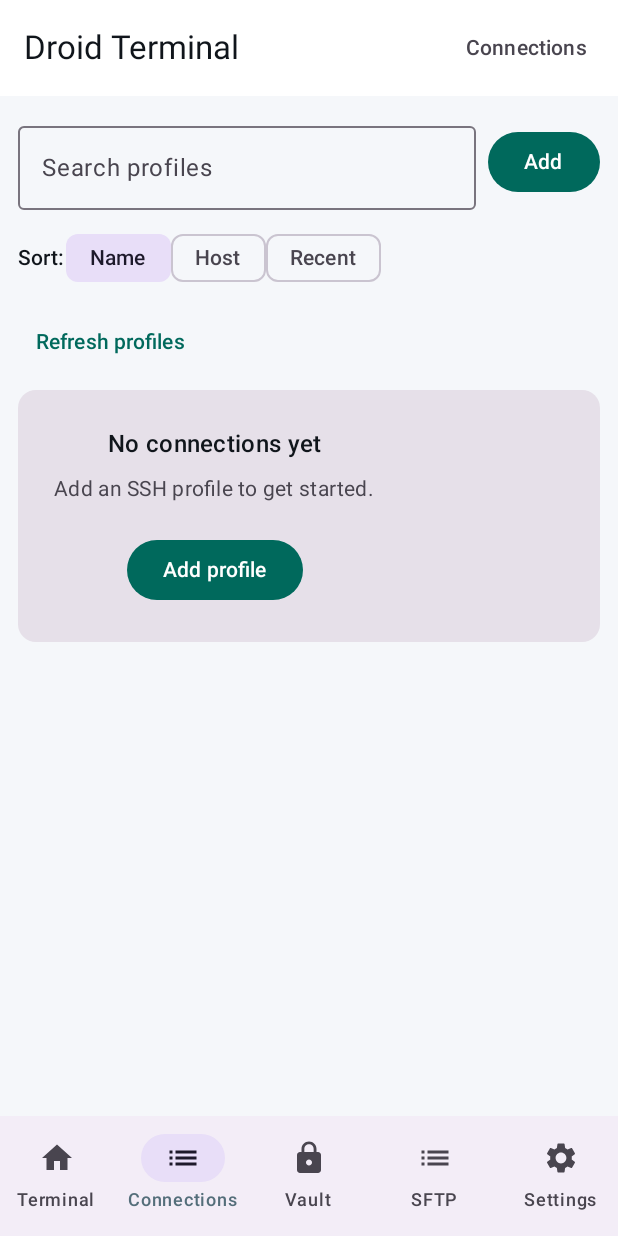
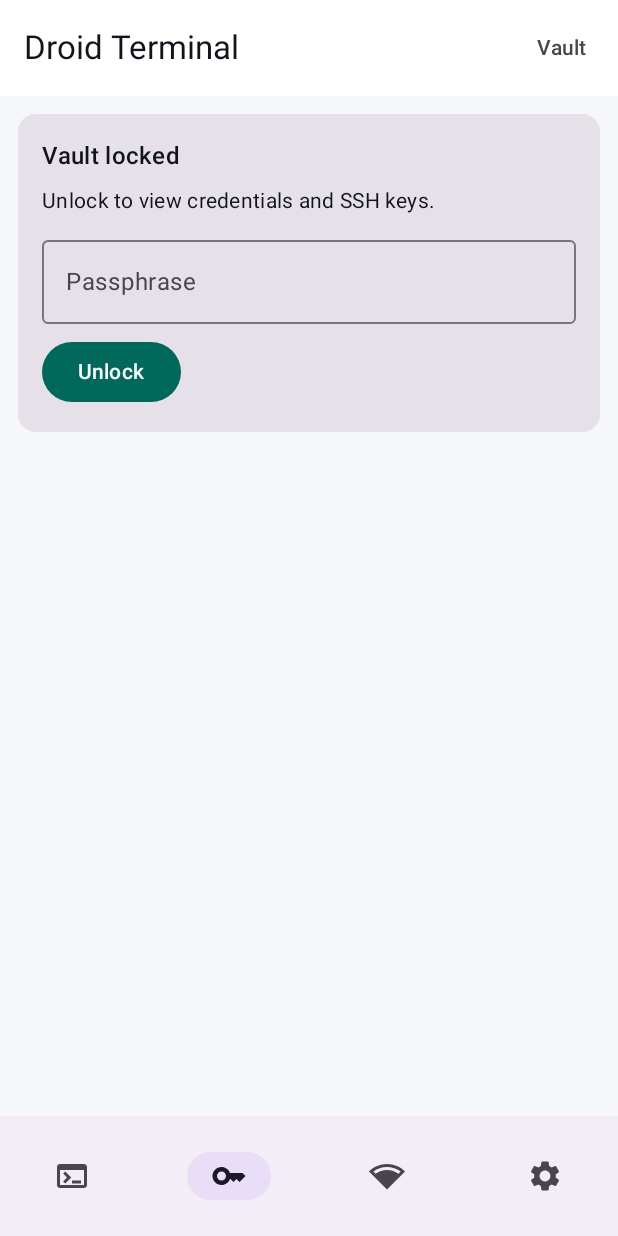
Before and after one commit to RatioJuris/DroidTerminal, an Android app built with Jetpack Compose: the screen it shows after launch (MainActivity), item 2 of the bottom bar chosen, on a phone screen of 412 x 824 dp. Run offline under Robolectric (Android 15) with nearby library versions, the phone set to English and light mode, and no system bars; libraries missing offline, so code that uses them is left out: com.jcraft.jsch.

Commit message:
ux workspace

```diff
--- a/app/build.gradle.kts
+++ b/app/build.gradle.kts
@@ -73,6 +73,7 @@ dependencies {
     implementation(libs.androidx.compose.ui.tooling.preview)
     implementation(libs.androidx.compose.material3)
     implementation(libs.androidx.compose.icons.core)
+    implementation(libs.androidx.compose.icons.extended)
     implementation(libs.androidx.core.ktx)
     implementation(libs.androidx.activity.compose)
     implementation(libs.androidx.lifecycle.runtime.ktx)
--- a/app/src/main/kotlin/com/ratiojuris/droidterminal/ui/DroidTerminalApp.kt
+++ b/app/src/main/kotlin/com/ratiojuris/droidterminal/ui/DroidTerminalApp.kt
@@ -11,10 +11,10 @@ import androidx.activity.compose.BackHandler
 import androidx.compose.foundation.layout.fillMaxSize
 import androidx.compose.foundation.layout.padding
 import androidx.compose.material.icons.Icons
-import androidx.compose.material.icons.automirrored.filled.List
-import androidx.compose.material.icons.filled.Home
-import androidx.compose.material.icons.filled.Lock
+import androidx.compose.material.icons.filled.Key
+import androidx.compose.material.icons.filled.NetworkWifi
 import androidx.compose.material.icons.filled.Settings
+import androidx.compose.material.icons.filled.Terminal
 import androidx.compose.material3.ExperimentalMaterial3Api
 import androidx.compose.material3.Icon
 import androidx.compose.material3.MaterialTheme
@@ -38,7 +38,6 @@ import com.ratiojuris.droidterminal.auth.BiometricAuth
 import com.ratiojuris.droidterminal.core.BuildInfo
 import com.ratiojuris.droidterminal.di.AppContainer
 import com.ratiojuris.droidterminal.settings.AppSettings
-import com.ratiojuris.droidterminal.ui.connections.ConnectionsScreen
 import com.ratiojuris.droidterminal.ui.sftp.SftpScreen
 import com.ratiojuris.droidterminal.ui.settings.SettingsScreen
 import com.ratiojuris.droidterminal.ui.terminal.TerminalScreen
@@ -49,10 +48,9 @@ enum class Destination(
     val label: String,
     val icon: ImageVector,
 ) {
-    TERMINAL("Terminal", Icons.Filled.Home),
-    CONNECTIONS("Connections", Icons.AutoMirrored.Filled.List),
-    VAULT("Vault", Icons.Filled.Lock),
-    SFTP("SFTP", Icons.AutoMirrored.Filled.List),
+    TERMINAL("Terminal", Icons.Filled.Terminal),
+    VAULT("Vault", Icons.Filled.Key),
+    SFTP("SFTP", Icons.Filled.NetworkWifi),
     SETTINGS("Settings", Icons.Filled.Settings),
 }
 
@@ -95,8 +93,7 @@ fun DroidTerminalApp(container: AppContainer, biometricAuth: BiometricAuth) {
                     NavigationBarItem(
                         selected = selected == destination,
                         onClick = { selected = destination },
-                        icon = { Icon(destination.icon, contentDescription = null) },
-                        label = { Text(destination.label) },
+                        icon = { Icon(destination.icon, contentDescription = destination.label) },
                     )
                 }
             }
@@ -115,15 +112,13 @@ fun DroidTerminalApp(container: AppContainer, biometricAuth: BiometricAuth) {
                     gateway = container.sshGateway,
                     settings = container.settings,
                 )
-                Destination.CONNECTIONS -> ConnectionsScreen(
-                    repository = container.connections,
-                    gateway = container.sshGateway,
-                )
                 Destination.VAULT -> VaultScreen(
                     vault = container.vault,
                     autoLock = container.vaultAutoLock,
                     biometric = biometricAuth,
                     settings = container.settings,
+                    connections = container.connections,
+                    gateway = container.sshGateway,
                 )
                 Destination.SFTP -> SftpScreen(
                     sftp = container.sftp,
--- a/app/src/main/kotlin/com/ratiojuris/droidterminal/ui/terminal/InAppKeyboard.kt
+++ b/app/src/main/kotlin/com/ratiojuris/droidterminal/ui/terminal/InAppKeyboard.kt
@@ -221,8 +221,8 @@ fun InAppKeyboard(
         modifier = modifier
             .fillMaxWidth()
             .background(MaterialTheme.colorScheme.surfaceContainerLow)
-            .padding(horizontal = 4.dp, vertical = 4.dp),
-        verticalArrangement = Arrangement.spacedBy(4.dp),
+            .padding(horizontal = 4.dp, vertical = 3.dp),
+        verticalArrangement = Arrangement.spacedBy(3.dp),
     ) {
         Row(
             modifier = Modifier.fillMaxWidth(),
@@ -283,7 +283,7 @@ private fun SmallButton(label: String, onClick: () -> Unit) {
     OutlinedButton(
         onClick = onClick,
         modifier = Modifier
-            .height(40.dp)
+            .height(36.dp)
             .semantics(mergeDescendants = true) { contentDescription = label },
     ) {
         Text(label, style = MaterialTheme.typography.labelMedium)
@@ -404,7 +404,7 @@ private fun RowScope.KeyboardKey(
 
     Box(
         modifier = baseModifier
-            .height(48.dp)
+            .height(42.dp)
             .clip(RoundedCornerShape(6.dp))
             .background(containerColour)
             .pointerInput(def, resolved) {
@@ -446,7 +446,7 @@ private fun RowScope.KeyboardKey(
         if (pressed && def.preview) {
             Popup(
                 alignment = Alignment.BottomCenter,
-                offset = IntOffset(0, -with(density) { 54.dp.roundToPx() }),
+                offset = IntOffset(0, -with(density) { 48.dp.roundToPx() }),
             ) {
                 Surface(
                     shape = RoundedCornerShape(6.dp),
@@ -483,11 +483,11 @@ private fun activateKey(
 private fun SelectPad(selectionActive: Boolean, onAction: (SelectionAction) -> Unit) {
     Column(
         modifier = Modifier.fillMaxWidth(),
-        verticalArrangement = Arrangement.spacedBy(6.dp),
+        verticalArrangement = Arrangement.spacedBy(4.dp),
     ) {
         Row(
             modifier = Modifier.fillMaxWidth(),
-            horizontalArrangement = Arrangement.spacedBy(6.dp),
+            horizontalArrangement = Arrangement.spacedBy(4.dp),
         ) {
             listOf(
                 ArrowDirection.LEFT to SelectionAction.MOVE_LEFT,
@@ -532,7 +532,7 @@ private fun PadRow(
 ) {
     Row(
         modifier = Modifier.fillMaxWidth(),
-        horizontalArrangement = Arrangement.spacedBy(6.dp),
+        horizontalArrangement = Arrangement.spacedBy(4.dp),
     ) {
         labelsAndActions.first.forEachIndexed { index, label ->
             Box(modifier = Modifier.weight(1f)) {
@@ -548,7 +548,7 @@ private fun PadButton(label: String, highlighted: Boolean = false, onClick: () -
         onClick = onClick,
         modifier = Modifier
             .fillMaxWidth()
-            .height(48.dp)
+            .height(42.dp)
             .then(if (highlighted) Modifier.background(MaterialTheme.colorScheme.secondaryContainer) else Modifier)
             .semantics(mergeDescendants = true) { contentDescription = label },
     ) {
--- a/app/src/main/kotlin/com/ratiojuris/droidterminal/ui/terminal/TerminalScreen.kt
+++ b/app/src/main/kotlin/com/ratiojuris/droidterminal/ui/terminal/TerminalScreen.kt
@@ -30,7 +30,6 @@ import androidx.compose.material3.Card
 import androidx.compose.material3.MaterialTheme
 import androidx.compose.material3.OutlinedTextField
 import androidx.compose.material3.Surface
-import androidx.compose.material3.Switch
 import androidx.compose.material3.Tab
 import androidx.compose.material3.TabRow
 import androidx.compose.material3.Text
@@ -351,18 +350,6 @@ fun TerminalScreen(
             Spacer(Modifier.height(4.dp))
         }
 
-        Row(
-            modifier = Modifier.fillMaxWidth().padding(horizontal = 12.dp, vertical = 4.dp),
-            verticalAlignment = Alignment.CenterVertically,
-        ) {
-            Text(
-                if (showKeypad) "Keyboard" else "Keyboard hidden",
-                style = MaterialTheme.typography.bodyMedium,
-            )
-            Spacer(Modifier.weight(1f))
-            Switch(checked = showKeypad, onCheckedChange = { showKeypad = it })
-        }
-
         if (showKeypad && !appSettings.useSystemKeyboard) {
             InAppKeyboard(
                 modifiers = modifiers,
@@ -480,14 +467,7 @@ fun TerminalScreen(
 
 @Composable
 private fun SessionTabs(sessions: List<SessionTab>, selectedId: String?, onSelect: (String) -> Unit) {
-    if (sessions.isEmpty()) {
-        Text(
-            "No terminal sessions",
-            style = MaterialTheme.typography.bodyMedium,
-            modifier = Modifier.padding(12.dp),
-        )
-        return
-    }
+    if (sessions.isEmpty()) return
     val selectedIndex = sessions.indexOfFirst { it.id == selectedId }.coerceAtLeast(0)
     TabRow(selectedTabIndex = selectedIndex) {
         sessions.forEach { session ->
--- a/app/src/main/kotlin/com/ratiojuris/droidterminal/ui/vault/VaultScreen.kt
+++ b/app/src/main/kotlin/com/ratiojuris/droidterminal/ui/vault/VaultScreen.kt
@@ -39,13 +39,16 @@ import androidx.compose.ui.Modifier
 import androidx.compose.ui.unit.dp
 import com.ratiojuris.droidterminal.auth.BiometricAuth
 import com.ratiojuris.droidterminal.auth.VaultAutoLock
+import com.ratiojuris.droidterminal.connections.ConnectionRepository
 import com.ratiojuris.droidterminal.settings.AppSettings
 import com.ratiojuris.droidterminal.settings.SettingsRepository
+import com.ratiojuris.droidterminal.sshengine.SshGateway
 import com.ratiojuris.droidterminal.ui.components.ConfirmDialog
 import com.ratiojuris.droidterminal.ui.components.EmptyState
 import com.ratiojuris.droidterminal.ui.components.ErrorState
 import com.ratiojuris.droidterminal.ui.components.FormTextField
 import com.ratiojuris.droidterminal.ui.components.SectionHeader
+import com.ratiojuris.droidterminal.ui.connections.ConnectionProfilesSection
 import com.ratiojuris.droidterminal.ui.model.UiValidation
 import com.ratiojuris.droidterminal.ui.model.VaultItem
 import com.ratiojuris.droidterminal.ui.model.VaultItemKind
@@ -60,6 +63,8 @@ fun VaultScreen(
     autoLock: VaultAutoLock,
     biometric: BiometricAuth,
     settings: SettingsRepository,
+    connections: ConnectionRepository,
+    gateway: SshGateway,
 ) {
     val unlocked by vault.isUnlocked.collectAsState()
     val storedItems by vault.items.collectAsState()
@@ -173,6 +178,9 @@ fun VaultScreen(
                     )
                 }
             }
+
+            SectionHeader("Connections")
+            ConnectionProfilesSection(repository = connections, gateway = gateway)
 
             SectionHeader("Vault options")
             SettingToggle("Require biometric unlock", requireBiometric) { enabled ->
--- a/gradle/libs.versions.toml
+++ b/gradle/libs.versions.toml
@@ -28,6 +28,7 @@ androidx-compose-ui-tooling-preview = { module = "androidx.compose.ui:ui-tooling
 androidx-compose-ui-tooling = { module = "androidx.compose.ui:ui-tooling" }
 androidx-compose-material3 = { module = "androidx.compose.material3:material3" }
 androidx-compose-icons-core = { module = "androidx.compose.material:material-icons-core" }
+androidx-compose-icons-extended = { module = "androidx.compose.material:material-icons-extended" }
 androidx-activity-compose = { module = "androidx.activity:activity-compose", version.ref = "activityCompose" }
 androidx-lifecycle-runtime-ktx = { module = "androidx.lifecycle:lifecycle-runtime-ktx", version.ref = "lifecycleRuntime" }
 androidx-core-ktx = { module = "androidx.core:core-ktx", version.ref = "coreKtx" }
```
Also changed, not shown: app/src/main/kotlin/com/ratiojuris/droidterminal/ui/connections/ConnectionsScreen.kt (+19 -4 lines), 2 other files.
